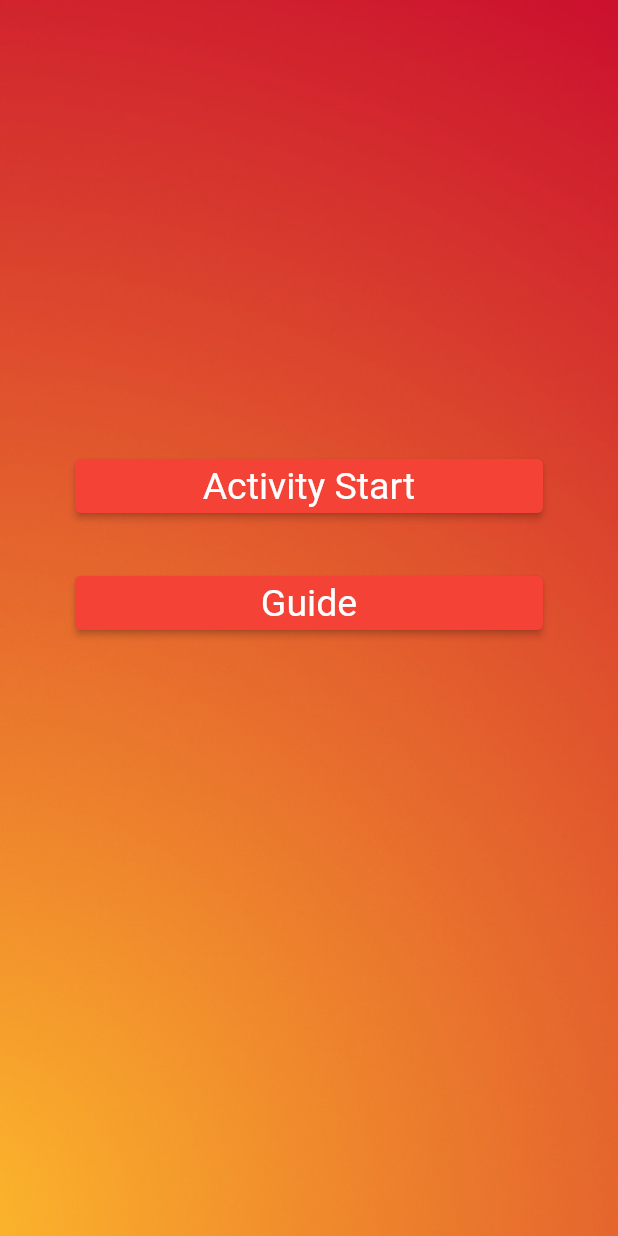
After one commit to tomascandeias/Fuelness, a Flutter app: the ActivityMenu screen opened directly, on a phone screen of 412 x 824 dp. The commit adds this screen. Run offline on Flutter 3.47's test engine with Material 2 defaults, Android fonts, the phone set to English and light mode, and no system bars; our stand-ins replace charts_flutter, hive, hive_flutter, pedometer, stop_watch_timer; accounts and stored records are empty.

Commit message:
Activities Screen

```diff
--- a/fuelness/lib/main.dart
+++ b/fuelness/lib/main.dart
@@ -5,6 +5,7 @@ import 'package:flutter/material.dart';
 import 'package:hive_flutter/hive_flutter.dart';
 import 'package:homework/db/DatabaseHandler.dart';
 import 'package:homework/models/steps.dart';
+import 'package:homework/screens/activities/activity_menu.dart';
 import 'package:homework/screens/steps/daily_steps_screen.dart';
 import 'package:homework/screens/activities/activities.dart';
 import 'package:homework/screens/greetings/welcome_page.dart';
@@ -66,7 +67,7 @@ class _MyStatefulWidgetState extends State<MyStatefulWidget> {
   final _pageOptions = [
     DailySteps(),
     WeeklyStepsScreen(),
-    Activities(),
+    ActivityMenu(),
   ];
 
   void _onItemTapped(int index) {
--- a/fuelness/lib/screens/activities/activities.dart
+++ b/fuelness/lib/screens/activities/activities.dart
@@ -4,6 +4,8 @@ import 'package:homework/screens/activities/activity_detail.dart';
 import 'package:homework/screens/activities/activity_view.dart';
 
 class Activities extends StatelessWidget {
+  const Activities({Key? key}) : super(key: key);
+
   @override
   Widget build(BuildContext context) {
     final activities = Activity.fetchAll();
@@ -39,9 +41,10 @@ class Activities extends StatelessWidget {
 
   _onActivityTap(BuildContext context, int id) {
     //Navigator.pushNamed(context, LocationDetailRoute, arguments: {"id": id});
+
     Navigator.push(
       context,
-      MaterialPageRoute(builder: ((context) => ActivityView())),
+      MaterialPageRoute(builder: ((context) => ActivityDetail(id))),
     );
   }
 }
--- a/fuelness/lib/screens/activities/activity_detail.dart
+++ b/fuelness/lib/screens/activities/activity_detail.dart
@@ -1,7 +1,7 @@
 import 'package:flutter/material.dart';
 import 'package:homework/models/activity.dart';
-import 'package:homework/screens/activities/image_banner.dart';
-import 'package:homework/screens/activities/text_section.dart';
+import 'package:homework/utils/image_banner.dart';
+import 'package:homework/utils/text_section.dart';
 
 class ActivityDetail extends StatelessWidget {
   final int _id;
--- /dev/null
+++ b/fuelness/lib/screens/activities/activity_menu.dart
@@ -0,0 +1,57 @@
+import 'package:flutter/cupertino.dart';
+import 'package:flutter/material.dart';
+import 'package:homework/screens/activities/activity_view.dart';
+
+import 'activities.dart';
+
+class ActivityMenu extends StatelessWidget {
+  const ActivityMenu({Key? key}) : super(key: key);
+
+  @override
+  Widget build(BuildContext context) {
+    return Scaffold(
+        body: Container(
+            height: MediaQuery.of(context).size.height,
+            decoration: const BoxDecoration(
+                image: DecorationImage(
+              image: AssetImage("assets/images/background.jpeg"),
+              fit: BoxFit.cover,
+            )),
+            child: Column(
+              mainAxisAlignment: MainAxisAlignment.start,
+              crossAxisAlignment: CrossAxisAlignment.stretch,
+              children: [
+                Padding(
+                    padding: const EdgeInsets.fromLTRB(50, 300, 50, 30),
+                    child: ElevatedButton(
+                        onPressed: () => _onActivityClick(context),
+                        style: ElevatedButton.styleFrom(
+                            textStyle: const TextStyle(fontSize: 25),
+                            primary: Colors.red),
+                        child: const Text("Activity Start"))),
+                Padding(
+                    padding: EdgeInsets.fromLTRB(50, 0, 50, 30),
+                    child: ElevatedButton(
+                        onPressed: () => _onGuideClick(context),
+                        style: ElevatedButton.styleFrom(
+                            textStyle: const TextStyle(fontSize: 25),
+                            primary: Colors.red),
+                        child: const Text("Guide")))
+              ],
+            )));
+  }
+
+  _onActivityClick(BuildContext context) {
+    Navigator.push(
+      context,
+      MaterialPageRoute(builder: ((context) => ActivityView())),
+    );
+  }
+
+  _onGuideClick(BuildContext context) {
+    Navigator.push(
+      context,
+      MaterialPageRoute(builder: ((context) => Activities())),
+    );
+  }
+}
--- a/fuelness/lib/screens/steps/daily_steps_screen.dart
+++ b/fuelness/lib/screens/steps/daily_steps_screen.dart
@@ -2,7 +2,7 @@ import 'dart:core';
 
 import 'package:flutter/material.dart';
 import 'package:homework/db/DatabaseHandler.dart';
-import 'package:homework/screens/steps/text_section_with_icon.dart';
+import 'package:homework/utils/text_section_with_icon.dart';
 import 'package:pedometer/pedometer.dart';
 
 import '../../models/steps.dart';
```
Also changed, not shown: fuelness/lib/models/record.dart (added, +26 -0 lines), fuelness/lib/models/record_instance.dart (added, +27 -0 lines), fuelness/lib/screens/activities/activity_view.dart (+26 -34 lines), fuelness/lib/utils/activity_info.dart (added, +52 -0 lines), fuelness/lib/utils/title_with_icon.dart (added, +40 -0 lines), fuelness/lib/utils/image_banner.dart (renamed from fuelness/lib/screens/activities/image_banner.dart), fuelness/lib/utils/text_section.dart (renamed from fuelness/lib/screens/activities/text_section.dart), fuelness/lib/utils/text_section_with_icon.dart (renamed from fuelness/lib/screens/steps/text_section_with_icon.dart).
